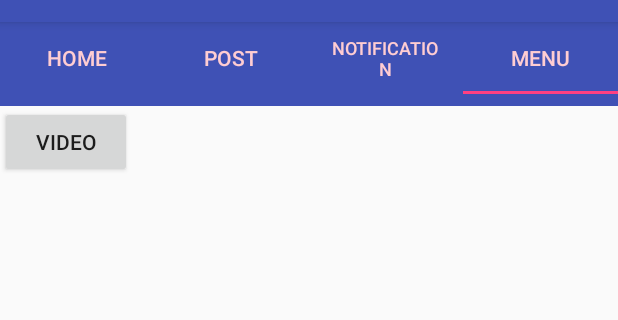
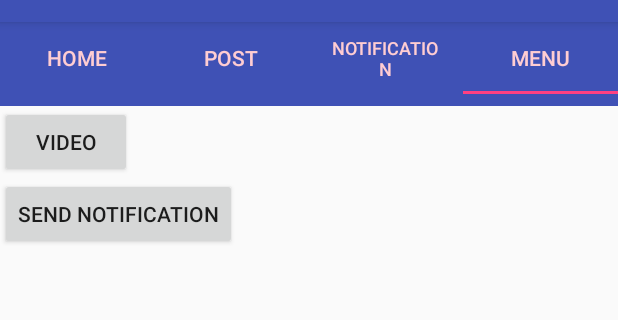
Before and after one commit to henipatel111/TrialApplication, an Android app: the screen it shows after launch (MainActivity), tab 4 chosen, on a phone screen of 412 x 824 dp, the part 62-382 px from its top. Run offline under Robolectric (Android 15) with nearby library versions, the phone set to English and light mode, and no system bars; our stand-ins replace ButterKnife, Picasso; pictures from the network do not load; 1 statement that could not run was skipped.

Commit message:
simple send notification

```diff
--- a/app/src/main/AndroidManifest.xml
+++ b/app/src/main/AndroidManifest.xml
@@ -32,6 +32,10 @@
         <activity android:name="com.example.heni.MyApp.activities.VideoPlayerActivity"
             android:theme="@style/AppTheme">
         </activity>
+
+        <activity android:name="com.example.heni.MyApp.activities.NotificationActivity"
+            android:theme="@style/AppTheme">
+        </activity>
     </application>
 
 </manifest>
--- a/app/src/main/res/layout/menu_fragment.xml
+++ b/app/src/main/res/layout/menu_fragment.xml
@@ -14,5 +14,21 @@
             android:onClick="onClick"
             android:layout_width="wrap_content"
             android:layout_height="wrap_content" />
+
+
+    </RelativeLayout>
+
+    <RelativeLayout
+        android:layout_width="match_parent"
+        android:layout_below="@id/rv_rlholder"
+        android:layout_height="wrap_content">
+
+        <Button
+            android:id="@+id/btn_send_notification"
+            android:text="Send Notification"
+            android:onClick="onClick"
+            android:layout_width="wrap_content"
+            android:layout_height="wrap_content" />
+
     </RelativeLayout>
 </LinearLayout>
```
Also changed, not shown: app/src/main/java/com/example/heni/MyApp/activities/NotificationActivity.java (added, +18 -0 lines), app/src/main/java/com/example/heni/MyApp/fragments/MenuFragment.java (+31 -0 lines), app/src/main/res/layout/activity_notification.xml (added, +11 -0 lines).
